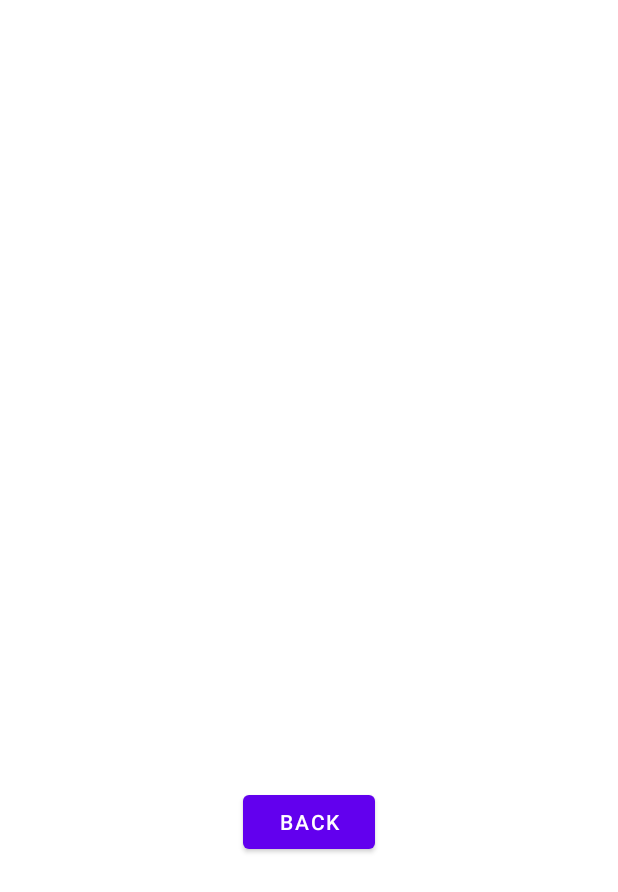
After one commit to nk9487/AD340-HelloWorld, an Android app: the Welcomes screen opened directly, with no data from a screen before it, on a phone screen of 412 x 824 dp. The commit adds this screen. Shown: the top 892 px of the screen. Run offline under Robolectric (Android 15) with nearby library versions, the phone set to English and light mode, and no system bars.

Commit message:
assignment 2 update

```diff
--- a/app/src/main/AndroidManifest.xml
+++ b/app/src/main/AndroidManifest.xml
@@ -13,6 +13,10 @@
 
         <activity
             android:name=".Welcome"
+            android:exported="true">
+        </activity>
+        <activity
+            android:name=".Welcomes"
             android:exported="true">
         </activity>
 
--- a/app/src/main/java/com/example/helloworld/MainActivity.java
+++ b/app/src/main/java/com/example/helloworld/MainActivity.java
@@ -73,7 +73,7 @@ public class MainActivity extends AppCompatActivity implements DatePickerDialog.
             return;
 
         }
-        Intent intent = new Intent(getApplicationContext(), Welcome.class);
+        Intent intent = new Intent(getApplicationContext(), Welcomes.class);
         intent.putExtra(Constants.USER_NAME_KEY, username);
         intent.putExtra(Constants.USER_AGE_KEY, ""+calculatedYear);
         intent.putExtra(Constants.USER_DESCRIPTION_KEY, description);
@@ -134,6 +134,7 @@ public class MainActivity extends AppCompatActivity implements DatePickerDialog.
     public static class DatePickerFragment extends DialogFragment  {
         @NonNull
         @Override
+
         public Dialog onCreateDialog(Bundle savedInstances){
             final Calendar c = Calendar.getInstance();
             int year = c.get(Calendar.YEAR);
--- /dev/null
+++ b/app/src/main/java/com/example/helloworld/Welcomes.java
@@ -0,0 +1,36 @@
+package com.example.helloworld;
+
+import static com.example.helloworld.R.string.thanks_text;
+
+import android.content.Intent;
+import android.os.Bundle;
+import android.view.View;
+import android.widget.TextView;
+
+import androidx.appcompat.app.AppCompatActivity;
+
+public class Welcomes extends AppCompatActivity {
+
+    private TextView welcomeText;
+
+    @Override
+    protected void onCreate(Bundle savedInstanceState) {
+        super.onCreate(savedInstanceState);
+        setContentView(R.layout.activity_welcomes);
+
+        welcomeText = findViewById(R.id.welcomeText);
+
+        Intent intent = getIntent();
+        Bundle bundle = intent.getExtras();
+
+        if (bundle != null) {
+            if (bundle.containsKey(Constants.USER_NAME_KEY)) {
+                welcomeText.setText(getString(thanks_text, bundle.getString(Constants.USER_NAME_KEY)));
+            }
+        }
+    }
+
+    public void onBackClick(View view) {
+        finish();
+    }
+}
--- /dev/null
+++ b/app/src/main/res/layout/activity_welcomes.xml
@@ -0,0 +1,30 @@
+<?xml version="1.0" encoding="utf-8"?>
+<androidx.constraintlayout.widget.ConstraintLayout xmlns:android="http://schemas.android.com/apk/res/android"
+    xmlns:app="http://schemas.android.com/apk/res-auto"
+    xmlns:tools="http://schemas.android.com/tools"
+    android:layout_width="match_parent"
+    android:layout_height="match_parent"
+    tools:context=".Welcomes">
+
+    <TextView
+        android:id="@+id/welcomeText"
+        android:layout_width="0dp"
+        android:layout_height="20dp"
+        app:layout_constraintBottom_toTopOf="@id/backButton"
+        app:layout_constraintHorizontal_bias="0.0"
+        app:layout_constraintLeft_toLeftOf="parent"
+        app:layout_constraintRight_toRightOf="parent"
+        app:layout_constraintTop_toTopOf="parent" />
+
+    <Button
+        android:id="@+id/backButton"
+        android:layout_width="wrap_content"
+        android:layout_height="wrap_content"
+        android:text="back"
+        android:onClick="onBackClick"
+        app:layout_constraintBottom_toBottomOf="parent"
+        app:layout_constraintLeft_toLeftOf="parent"
+        app:layout_constraintRight_toRightOf="parent"
+        app:layout_constraintTop_toBottomOf="@id/welcomeText" />
+
+</androidx.constraintlayout.widget.ConstraintLayout>
--- a/app/src/main/res/layout/matches_card.xml
+++ b/app/src/main/res/layout/matches_card.xml
@@ -17,8 +17,8 @@
             android:layout_width="match_parent"
             android:layout_height="@dimen/matches_image_height"
             android:background="?attr/colorPrimaryDark"
-            android:scaleType="centerCrop"
-            android:contentDescription="@string/matches_image"/>
+            android:contentDescription="@string/matches_image"
+            android:scaleType="centerCrop" />
 
         <LinearLayout
             android:layout_width="match_parent"
--- a/app/src/main/res/values/strings.xml
+++ b/app/src/main/res/values/strings.xml
@@ -49,6 +49,8 @@
     <string name="prefer_not_to_answer">prefer not to answer</string>
     <string name="they_them">they/them</string>
     <string name="she_her">she/her</string>
+    <string name="thanks_text">Thanks for Signing Up %1$s!</string>
+
 
     <string name="selected_time">selected time</string>
     <string name="selected_time_message">Selected Time: %d:%s</string>
```
